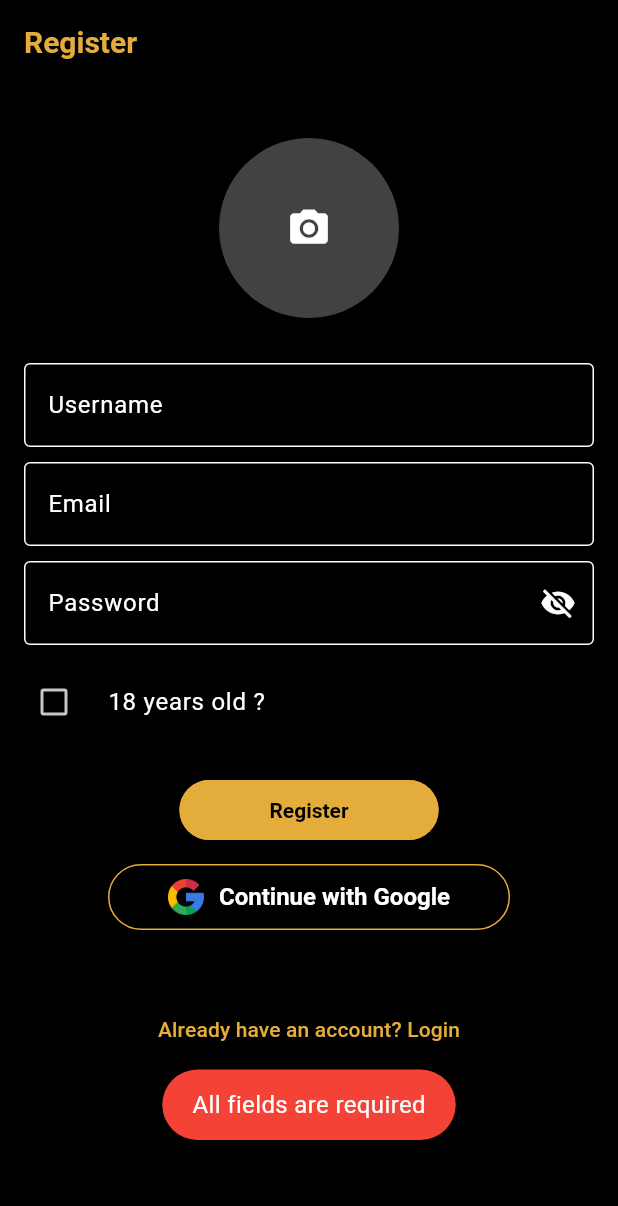
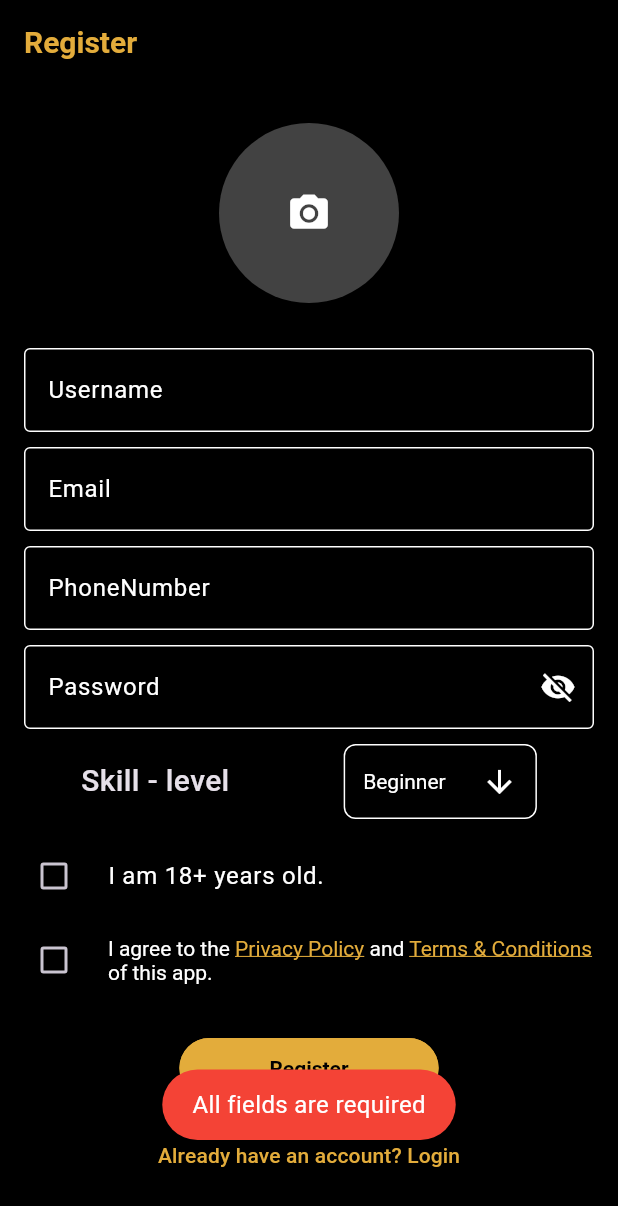
Before and after one commit to SachinChoudhary07/ChessArena, a Flutter app: the RegisterPage screen opened directly, after a tap on "Register", on a phone screen of 412 x 824 dp. Shown: the top 1206 px of the screen. Run offline on Flutter 3.47's test engine with Material 3 defaults, Android fonts, the phone set to English and light mode, and no system bars; our stand-ins replace cloud_firestore, firebase_auth, firebase_core, firebase_storage, fluttertoast, google_sign_in and 5 more; missing offline and left inert: razorpay_flutter; accounts and stored records are empty.

Commit message:
added privacy policy and fixing the changes

```diff
--- a/lib/Constant/app_constant.dart
+++ b/lib/Constant/app_constant.dart
@@ -17,9 +17,11 @@ class AppConstants {
   static const String userName = 'Username';
   static const String email = 'Email';
   static const String password = 'Password';
-  static const String ageConfirmation = '18 years old ?';
+  static const String ageConfirmation = 'I am 18+ years old.';
   static const String alreadyAccount = 'Already have an account? Login';
   static const String dontHaveAccount = 'Don\'t have an account? Register';
+  static const String privacyPolicy =
+      'By creating an account, I agree to the Terms & Conditions and Privacy Policy outlined here.';
 
   // Dashboard Text
   static const String home = 'Home';
--- a/lib/Screens/AuthScreens/signupScreen.dart
+++ b/lib/Screens/AuthScreens/signupScreen.dart
@@ -5,10 +5,13 @@ import 'package:chess_cash/Constant/color_resources.dart';
 import 'package:chess_cash/Constant/ui_helper.dart';
 import 'package:chess_cash/Providers/AuthProvider/AuthProvider.dart';
 import 'package:chess_cash/Screens/AuthScreens/loginScreen.dart';
+import 'package:chess_cash/Screens/AuthScreens/otpScreen.dart';
+import 'package:chess_cash/Screens/Others/PrivacyPolicyPage.dart';
 import 'package:chess_cash/Services/navigation.dart';
 import 'package:chess_cash/Widgets/customTextField.dart';
 import 'package:chess_cash/Widgets/customToast.dart';
 import 'package:chess_cash/Widgets/loader.dart';
+import 'package:flutter/gestures.dart';
 import 'package:flutter/material.dart';
 import 'package:image_picker/image_picker.dart';
 import 'package:provider/provider.dart';
@@ -23,16 +26,24 @@ class RegisterPage extends StatefulWidget {
 class _RegisterPageState extends State<RegisterPage> {
   final TextEditingController emailController = TextEditingController();
   final TextEditingController passwordController = TextEditingController();
+  final TextEditingController phoneNumberController = TextEditingController();
   final TextEditingController usernameController = TextEditingController();
   final ValueNotifier<bool> isAgeConfirmed = ValueNotifier<bool>(false);
+  final ValueNotifier<bool> isPrivacyConfirmed = ValueNotifier<bool>(false);
   final ValueNotifier<bool> _isPasswordVisible = ValueNotifier<bool>(false);
 
-  void _register(AuthProvider authProvider) {
+  // Skill level variable
+  String? _selectedSkillLevel = 'Beginner'; // Default value
+
+  void _register(AutProvider authProvider) {
     final email = emailController.text.trim();
     final password = passwordController.text.trim();
     final username = usernameController.text.trim();
 
-    if (username.isEmpty || email.isEmpty || password.isEmpty) {
+    if (username.isEmpty ||
+        email.isEmpty ||
+        password.isEmpty ||
+        _selectedSkillLevel == null) {
       CustomToast.show("All fields are required", bgColor: Colors.red);
       return;
     }
@@ -53,9 +64,23 @@ class _RegisterPageState extends State<RegisterPage> {
       CustomToast.show("You must confirm your age", bgColor: Colors.red);
       return;
     }
+    if (!isPrivacyConfirmed.value) {
+      CustomToast.show("You must accept privacy policy", bgColor: Colors.red);
+      return;
+    }
 
-    authProvider.signUp(
-        username, email, password, context, _selectedImage!.path);
+    authProvider.sendOtp(phoneNumberController.text, context);
+
+    push(
+        context,
+        Otpscreen(
+          imagePath: _selectedImage!.path,
+          email: email,
+          number: phoneNumberController.text,
+          password: password,
+          username: username,
+          skillLevel: _selectedSkillLevel!, // Send skill level to OTP screen
+        ));
   }
 
   final ImagePicker _picker = ImagePicker();
@@ -80,20 +105,12 @@ class _RegisterPageState extends State<RegisterPage> {
       body: SingleChildScrollView(
         child: Padding(
           padding: const EdgeInsets.all(16.0),
-          child: Consumer<AuthProvider>(
+          child: Consumer<AutProvider>(
             builder: (context, authProvider, child) {
-              // if (authProvider.isLoading) {
-              //   return const Center(child: Loader());
-              // }
               return Column(
                 crossAxisAlignment: CrossAxisAlignment.center,
                 children: [
-                  // Image.asset(
-                  //   AppConstants.loginSignupImage,
-                  //   color: Colors.white,
-                  //   height: 120,
-                  // ),
-                  Helper.heightSizedBox(20),
+                  Helper.heightSizedBox(10),
                   GestureDetector(
                     onTap: _pickImage,
                     child: CircleAvatar(
@@ -116,6 +133,9 @@ class _RegisterPageState extends State<RegisterPage> {
                   CustomTextField(
                       controller: emailController, label: AppConstants.email),
                   Helper.heightSizedBox(10),
+                  CustomTextField(
+                      controller: phoneNumberController, label: 'PhoneNumber'),
+                  Helper.heightSizedBox(10),
                   ValueListenableBuilder<bool>(
                     valueListenable: _isPasswordVisible,
                     builder: (context, isVisible, child) {
@@ -137,6 +157,49 @@ class _RegisterPageState extends State<RegisterPage> {
                     },
                   ),
                   Helper.heightSizedBox(10),
+
+                  // Skill Level Dropdown
+                  Row(
+                    crossAxisAlignment: CrossAxisAlignment.center,
+                    mainAxisAlignment: MainAxisAlignment.spaceAround,
+                    children: [
+                      const Text(
+                        "Skill - level",
+                        style: TextStyle(
+                            fontWeight: FontWeight.w500, fontSize: 20),
+                      ),
+                      Container(
+                        padding: const EdgeInsets.symmetric(horizontal: 12.0),
+                        decoration: BoxDecoration(
+                          border: Border.all(color: Colors.white),
+                          // Border color
+                          borderRadius:
+                              BorderRadius.circular(8.0), // Rounded corners
+                        ),
+                        child: DropdownButton<String>(
+                          value: _selectedSkillLevel,
+                          icon: const Icon(Icons.arrow_downward,
+                              color: Colors.white),
+                          style: const TextStyle(color: Colors.white),
+                          dropdownColor: Colors.grey[800],
+                          onChanged: (String? newValue) {
+                            setState(() {
+                              _selectedSkillLevel = newValue;
+                            });
+                          },
+                          items: <String>['Beginner', 'Intermediate', 'Expert']
+                              .map<DropdownMenuItem<String>>((String value) {
+                            return DropdownMenuItem<String>(
+                              value: value,
+                              child: Text(value),
+                            );
+                          }).toList(),
+                          underline: const SizedBox.shrink(),
+                        ),
+                      ),
+                    ],
+                  ),
+                  Helper.heightSizedBox(10),
                   ValueListenableBuilder<bool>(
                     valueListenable: isAgeConfirmed,
                     builder: (context, value, child) {
@@ -155,9 +218,73 @@ class _RegisterPageState extends State<RegisterPage> {
                       );
                     },
                   ),
+                  ValueListenableBuilder<bool>(
+                    valueListenable: isPrivacyConfirmed,
+                    builder: (context, value, child) {
+                      return CheckboxListTile(
+                        contentPadding: EdgeInsets.zero,
+                        controlAffinity: ListTileControlAffinity.leading,
+                        title: RichText(
+                          text: TextSpan(
+                            children: [
+                              const TextSpan(
+                                text: "I agree to the ",
+                                style: TextStyle(color: Colors.white),
+                              ),
+                              TextSpan(
+                                text: "Privacy Policy",
+                                style: TextStyle(
+                                  color: ColorResources.secondaryColor,
+                                  decoration: TextDecoration.underline,
+                                ),
+                                recognizer: TapGestureRecognizer()
+                                  ..onTap = () {
+                                    Navigator.push(
+                                      context,
+                                      MaterialPageRoute(
+                                          builder: (context) =>
+                                              PrivacyPolicyPage()),
+                                    );
+                                  },
+                              ),
+                              const TextSpan(
+                                text: " and ",
+                                style: TextStyle(color: Colors.white),
+                              ),
+                              TextSpan(
+                                text: "Terms & Conditions",
+                                style: TextStyle(
+                                  color: ColorResources.secondaryColor,
+                                  decoration: TextDecoration.underline,
+                                ),
+                                recognizer: TapGestureRecognizer()
+                                  ..onTap = () {
+                                    Navigator.push(
+                                      context,
+                                      MaterialPageRoute(
+                                          builder: (context) =>
+                                              PrivacyPolicyPage()),
+                                    );
+                                  },
+                              ),
+                              const TextSpan(
+                                text: " of this app.",
+                                style: TextStyle(color: Colors.white),
+                              ),
+                            ],
+                          ),
+                        ),
+                        value: value,
+                        activeColor: ColorResources.secondaryColor,
+                        onChanged: (bool? newValue) {
+                          isPrivacyConfirmed.value = newValue ?? false;
+                        },
+                      );
+                    },
+                  ),
                   Helper.heightSizedBox(20),
                   authProvider.isLoading
-                      ? Loader()
+                      ? const Loader()
                       : Column(
                           children: [
                             ElevatedButton(
@@ -173,39 +300,12 @@ class _RegisterPageState extends State<RegisterPage> {
                                 style: TextStyle(color: Colors.black),
                               ),
                             ),
-                            Helper.heightSizedBox(10),
-                            ElevatedButton(
-                              onPressed: () {
-                                authProvider.signInWithGoogle(context);
-                              },
-                              style: ElevatedButton.styleFrom(
-                                backgroundColor: ColorResources.primaryColor,
-                                padding: const EdgeInsets.symmetric(
-                                    vertical: 10, horizontal: 40),
-                              ),
-                              child: Row(
-                                mainAxisSize: MainAxisSize.min,
-                                children: [
-                                  Image.asset(
-                                    AppConstants.googleImage,
-                                    height: 24,
-                                  ),
-                                  Helper.widthSizedBox(10),
-                                  const Text(
-                                    AppConstants.google,
-                                    style: TextStyle(
-                                        color: Colors.white, fontSize: 16),
-                                  ),
-                                ],
-                              ),
-                            ),
                           ],
                         ),
-                  Helper.heightSizedBox(40),
+                  Helper.heightSizedBox(10),
                   TextButton(
                     onPressed: () {
                       push(context, const LoginPage());
-                      // push(context, BottomNavBar());
                     },
                     child: Text(
                       AppConstants.alreadyAccount,
--- a/lib/main.dart
+++ b/lib/main.dart
@@ -80,7 +80,7 @@ class MyApp extends StatelessWidget {
 
 List<SingleChildWidget> providers() {
   return [
-    ChangeNotifierProvider(create: (context) => AuthProvider()),
+    ChangeNotifierProvider(create: (context) => AutProvider()),
     ChangeNotifierProvider(create: (context) => ProfileProvider()),
     ChangeNotifierProvider(create: (context) => LeaderBoardProvider()),
     ChangeNotifierProvider(create: (context) => WalletProvider()),
--- a/pubspec.yaml
+++ b/pubspec.yaml
@@ -51,6 +51,8 @@ dependencies:
   intl:
   firebase_storage:
   flutter_native_splash:
+  pinput: ^5.0.1
+
 dev_dependencies:
   flutter_test:
     sdk: flutter
```
Also changed, not shown: lib/Providers/AuthProvider/AuthProvider.dart (+131 -57 lines), lib/Screens/AuthScreens/loginScreen.dart (+28 -29 lines), lib/Screens/AuthScreens/otpScreen.dart (added, +124 -0 lines), lib/Screens/Dashboard/DashboardScreen.dart (+5 -5 lines), lib/Screens/Others/PrivacyPolicyPage.dart (added, +96 -0 lines), pubspec.lock.
